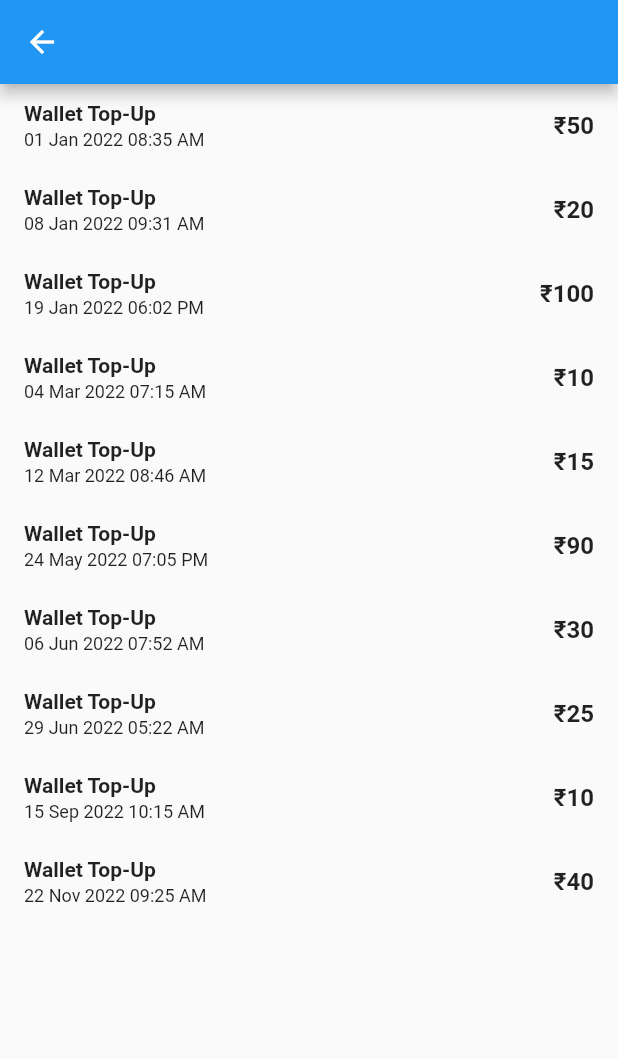
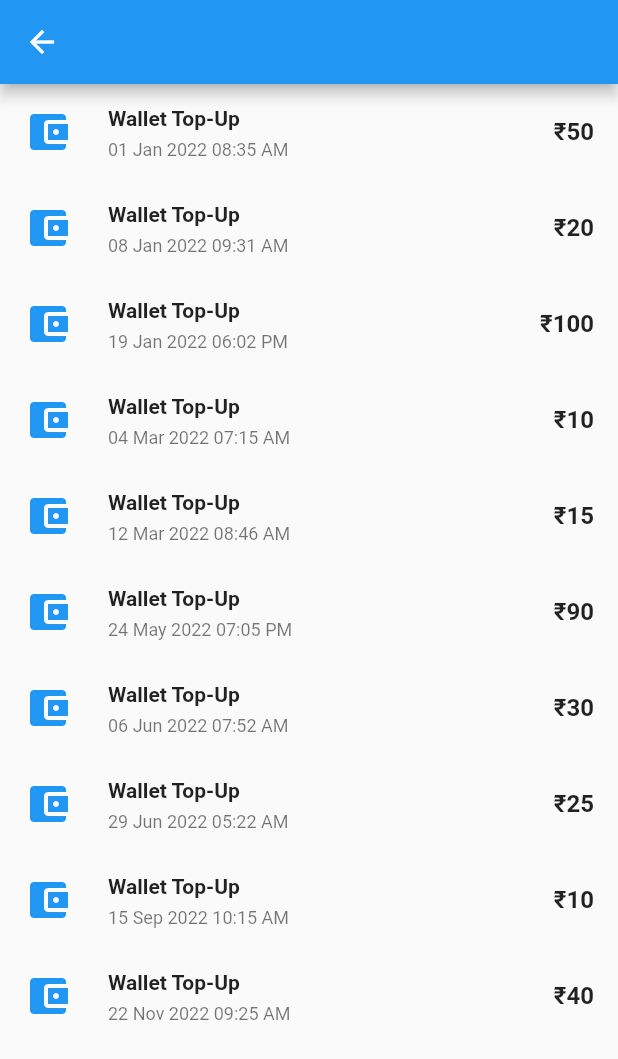
Before and after one commit to Mayuresh-G-Mhatre/public-bicycle-sharing-2, a Flutter app: the WalletScreen screen opened directly, after a tap on an icon or button, on a phone screen of 412 x 824 dp. Shown: the top 1059 px of the screen. Run offline on Flutter 3.47's test engine with Material 2 defaults, Android fonts, the phone set to English and light mode, and no system bars; our stand-ins replace accordion, animated_text_kit, fluttertoast, introduction_screen, lottie, otp_text_field and 4 more; accounts and stored records are empty.

Commit message:
added dark theme support, fixed incorrect use of list tile in ride history an transactions screen, changed blue 100 to blue accent to support dark theme, added dark theme switch in settings for testing purpose, fixed color of accordion content to support dark theme, removed shadow and fancy look of card in wallet screen

```diff
--- a/lib/main.dart
+++ b/lib/main.dart
@@ -1,10 +1,24 @@
 import 'package:flutter/material.dart';
 import 'package:public_bicycle_sharing/screens/loading/splash.dart';
+import 'package:public_bicycle_sharing/screens/settings/config.dart';
 
 void main() => runApp(const MyApp());
 
-class MyApp extends StatelessWidget {
+class MyApp extends StatefulWidget {
   const MyApp({super.key});
+
+  @override
+  State<MyApp> createState() => _MyAppState();
+}
+
+class _MyAppState extends State<MyApp> {
+  @override
+  void initState() {
+    super.initState();
+    currentTheme.addListener(() {
+      setState(() {});
+    });
+  }
 
   @override
   Widget build(BuildContext context) {
@@ -13,7 +27,12 @@ class MyApp extends StatelessWidget {
       title: 'WePedL',
       theme: ThemeData(
         primarySwatch: Colors.blue, // hex - #2196F3
+        backgroundColor: Colors.white,
+        floatingActionButtonTheme:
+            const FloatingActionButtonThemeData(backgroundColor: Colors.blue),
       ),
+      darkTheme: ThemeData.dark(),
+      themeMode: currentTheme.currentTheme(),
       home: const SplashScreen(),
       // home: OnBoardingScreen(), // for testing
     );
--- a/lib/screens/refer/refer.dart
+++ b/lib/screens/refer/refer.dart
@@ -38,7 +38,7 @@ class _ReferScreenState extends State<ReferScreen> {
             width: width * 0.9,
             height: height * 0.28,
             child: Card(
-              color: Colors.blue[100],
+              color: Colors.blueAccent,
               child: Column(
                 crossAxisAlignment: CrossAxisAlignment.center,
                 children: [
@@ -109,7 +109,7 @@ class _ReferScreenState extends State<ReferScreen> {
                         // padding: const EdgeInsets.all(8),
                         // margin: const EdgeInsets.only(top: 2),
                         decoration: BoxDecoration(
-                          color: Colors.blue,
+                          color: Colors.green,
                           borderRadius: BorderRadius.circular(50),
                         ),
                         child: IconButton(
--- /dev/null
+++ b/lib/screens/settings/config.dart
@@ -0,0 +1,4 @@
+library config.globals;
+import 'package:public_bicycle_sharing/screens/settings/theme.dart';
+
+MyTheme currentTheme = MyTheme();
--- a/lib/screens/wallet/transactions.dart
+++ b/lib/screens/wallet/transactions.dart
@@ -37,41 +37,31 @@ class TransactionsScreen extends StatelessWidget {
         itemCount: 10,
         itemBuilder: (context, index) {
           return ListTile(
-            title: Row(
-              mainAxisAlignment: MainAxisAlignment.spaceBetween,
-              children: [
-                Column(
-                  crossAxisAlignment: CrossAxisAlignment.start,
-                  children: [
-                    const Text(
+            dense: true,
+            leading: const Icon(
+              Icons.account_balance_wallet,
+              size: 32,
+              color: Colors.blue,
+            ),
+            title: const Text(
               'Wallet Top-Up',
               style: TextStyle(
                 fontSize: 14,
                 fontWeight: FontWeight.bold,
               ),
             ),
-                    const SizedBox(height: 2.5),
-                    Text(
+            subtitle: Text(
               dateTime[index],
               style: const TextStyle(
                 fontSize: 12,
               ),
             ),
-                  ],
-                ),
-                Column(
-                  crossAxisAlignment: CrossAxisAlignment.end,
-                  children: [
-                    Text(
+            trailing: Text(
               '\u{20B9}${amountList[index]}',
               style: const TextStyle(
                 fontSize: 16,
                 fontWeight: FontWeight.bold,
               ),
-                    )
-                  ],
-                ),
-              ],
             ),
           );
         },
--- a/lib/screens/wallet/wallet.dart
+++ b/lib/screens/wallet/wallet.dart
@@ -83,16 +83,17 @@ class _WalletScreenState extends State<WalletScreen> {
                   vertical: height * 0.05,
                 ),
                 decoration: BoxDecoration(
-                    color: Colors.blue[100],
-                    borderRadius: BorderRadius.circular(17),
-                    boxShadow: [
-                      BoxShadow(
-                        color: Colors.grey.shade400,
-                        offset: const Offset(0, 6),
-                        blurRadius: 10,
-                        spreadRadius: 2,
-                      )
-                    ]),
+                  color: Colors.blueAccent,
+                  borderRadius: BorderRadius.circular(17),
+                  // boxShadow: [
+                  //   BoxShadow(
+                  //     color: Colors.grey.shade400,
+                  //     offset: const Offset(0, 6),
+                  //     blurRadius: 10,
+                  //     spreadRadius: 2,
+                  //   )
+                  // ],
+                ),
                 child: Column(children: [
                   Row(
                     mainAxisAlignment: MainAxisAlignment.spaceBetween,
@@ -150,7 +151,7 @@ class _WalletScreenState extends State<WalletScreen> {
                 height: 50,
                 width: 300,
                 decoration: BoxDecoration(
-                  color: Colors.white,
+                  color: Colors.blueGrey[600],
                   borderRadius: BorderRadius.circular(5),
                   border: Border.all(
                     width: 0.3,
@@ -163,7 +164,7 @@ class _WalletScreenState extends State<WalletScreen> {
                     const Text(
                       'All Transactions',
                       style: TextStyle(
-                        color: Colors.black,
+                        // color: Colors.black,
                         fontSize: 15,
                         fontWeight: FontWeight.bold,
                       ),
```
Also changed, not shown: lib/screens/help/get_help.dart (+16 -9 lines), lib/screens/ride_history/history.dart (+9 -28 lines), lib/screens/settings/settings.dart (+16 -2 lines), lib/screens/settings/theme.dart (added, +14 -0 lines). Lines whose indentation alone changed are shown as unchanged.
